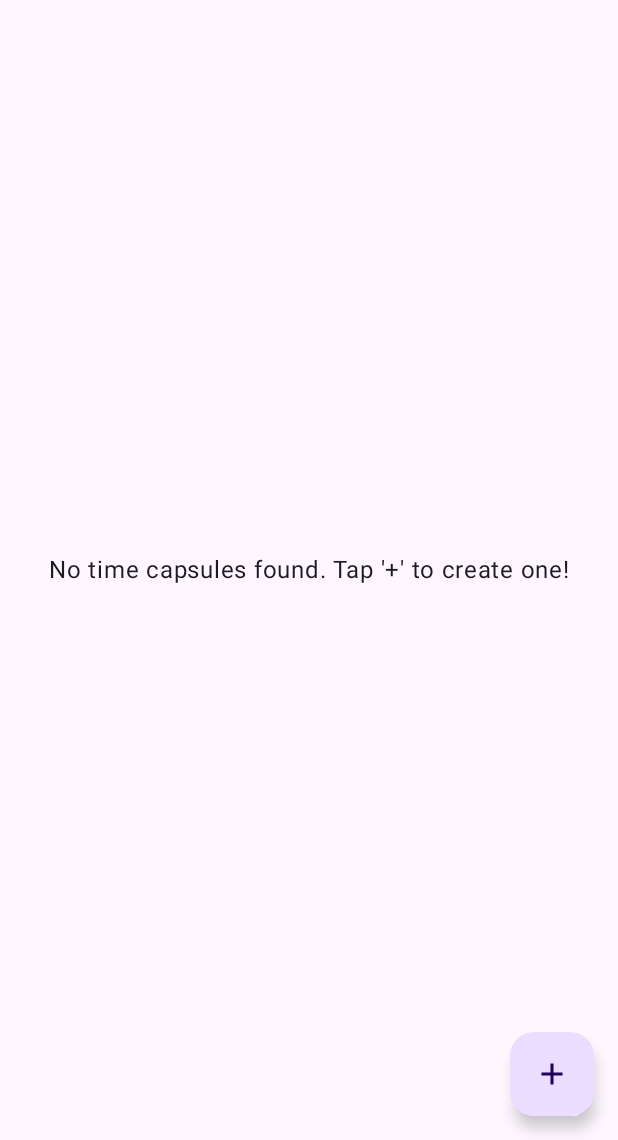
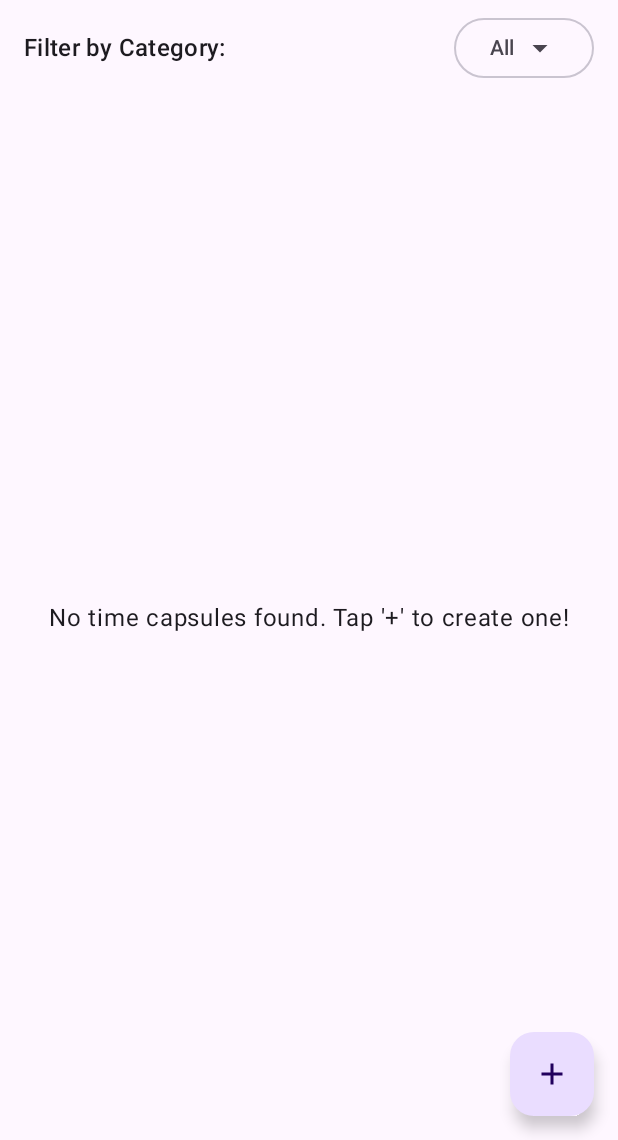
Before and after one commit to T0nyy22/EchoBox-Mobile-App, an Android app built with Jetpack Compose: the screen it shows after launch (MainActivity), on a phone screen of 412 x 824 dp, the part 96-1236 px from its top. Run offline under Robolectric (Android 15) with nearby library versions, the phone set to English and light mode, and no system bars; our stand-ins replace Room's generated code; 4 statements that could not run were skipped.

Commit message:
Add category-based filter for messages

```diff
--- a/EchoBox/app/src/main/java/com/example/echobox/MainActivity.kt
+++ b/EchoBox/app/src/main/java/com/example/echobox/MainActivity.kt
@@ -204,6 +204,9 @@ fun MainScreen(viewModel: MainViewModel) {
     val messages by viewModel.messages.collectAsState()
     var showAddDialog by remember { mutableStateOf(false) }
     var messageToEdit by remember { mutableStateOf<MessagesEntity?>(null) }
+    var selectedFilterCategory by remember { mutableStateOf(MessageCategory.ALL) }
+    var filterExpanded by remember { mutableStateOf(false) }
+
     // Real-time ticker state to force recomposition every second so UI updates instantly when time is reached
     var currentTime by remember { mutableStateOf(System.currentTimeMillis()) }
     LaunchedEffect(Unit) {
@@ -213,6 +216,15 @@ fun MainScreen(viewModel: MainViewModel) {
         }
     }
     val context = LocalContext.current
+
+    val filteredMessages = remember(messages, selectedFilterCategory) {
+        if (selectedFilterCategory == MessageCategory.ALL) {
+            messages
+        } else {
+            messages.filter { it.category == selectedFilterCategory }
+        }
+    }
+
     Scaffold(
         topBar = {
             TopAppBar(
@@ -229,11 +241,63 @@ fun MainScreen(viewModel: MainViewModel) {
             }
         }
     ) { innerPadding ->
-        Box(modifier = Modifier.padding(innerPadding).fillMaxSize()) {
-            if (messages.isEmpty()) {
+        Column(
+            modifier = Modifier
+                .padding(innerPadding)
+                .fillMaxSize()
+        ) {
+            // Category Filter Dropdown Bar
+            Row(
+                modifier = Modifier
+                    .fillMaxWidth()
+                    .padding(horizontal = 16.dp, vertical = 8.dp),
+                horizontalArrangement = Arrangement.SpaceBetween,
+                verticalAlignment = Alignment.CenterVertically
+            ) {
+                Text(
+                    text = "Filter by Category:",
+                    style = MaterialTheme.typography.titleMedium
+                )
+                Box {
+                    OutlinedButton(onClick = { filterExpanded = true }) {
+                        Text(selectedFilterCategory)
+                        Spacer(modifier = Modifier.width(4.dp))
+                        Icon(
+                            imageVector = Icons.Default.ArrowDropDown,
+                            contentDescription = "Select Filter Category"
+                        )
+                    }
+
+                    DropdownMenu(
+                        expanded = filterExpanded,
+                        onDismissRequest = { filterExpanded = false }
+                    ) {
+                        MessageCategory.filterCategories.forEach { category ->
+                            DropdownMenuItem(
+                                text = { Text(category) },
+                                onClick = {
+                                    selectedFilterCategory = category
+                                    filterExpanded = false
+                                }
+                            )
+                        }
+                    }
+                }
+            }
+
+            Box(
+                modifier = Modifier
+                    .weight(1f)
+                    .fillMaxWidth()
+            ) {
+                if (filteredMessages.isEmpty()) {
                     Box(modifier = Modifier.fillMaxSize(), contentAlignment = Alignment.Center) {
                         Text(
-                        "No time capsules found. Tap '+' to create one!",
+                            text = if (messages.isEmpty()) {
+                                "No time capsules found. Tap '+' to create one!"
+                            } else {
+                                "No time capsules found for \"$selectedFilterCategory\" category."
+                            },
                             style = MaterialTheme.typography.bodyLarge
                         )
                     }
@@ -241,10 +305,10 @@ fun MainScreen(viewModel: MainViewModel) {
                     LazyColumn(
                         modifier = Modifier
                             .fillMaxSize()
-                        .padding(16.dp),
+                            .padding(horizontal = 16.dp),
                         verticalArrangement = Arrangement.spacedBy(12.dp)
                     ) {
-                    items(messages) { message ->
+                        items(filteredMessages) { message ->
                             MessageCard(
                                 message = message,
                                 currentTime = currentTime,
@@ -262,6 +326,8 @@ fun MainScreen(viewModel: MainViewModel) {
                                     }
                                 }
                             )
+                        }
+                    }
                 }
             }
         }
@@ -298,7 +364,6 @@ fun MainScreen(viewModel: MainViewModel) {
                     messageToEdit = null
                 }
             )
-            }
         }
     }
 }
--- a/EchoBox/app/src/main/java/com/example/echobox/MessageCategory.kt
+++ b/EchoBox/app/src/main/java/com/example/echobox/MessageCategory.kt
@@ -2,6 +2,7 @@ package com.example.echobox
 
 object MessageCategory {
 
+    const val ALL = "All"
     const val PERSONAL = "Personal"
     const val GOALS = "Goals"
     const val MEMORIES = "Memories"
@@ -17,4 +18,6 @@ object MessageCategory {
         TRAVEL,
         WORK
     )
+
+    val filterCategories = listOf(ALL) + categories
 }
```
Lines whose indentation alone changed are shown as unchanged.
